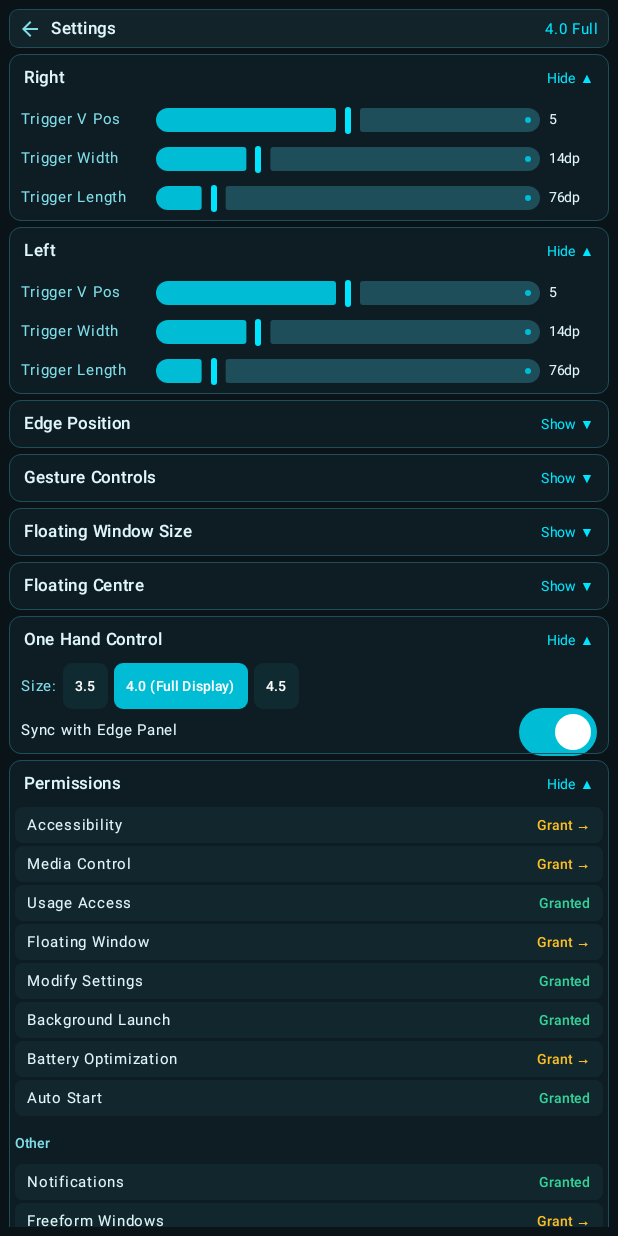
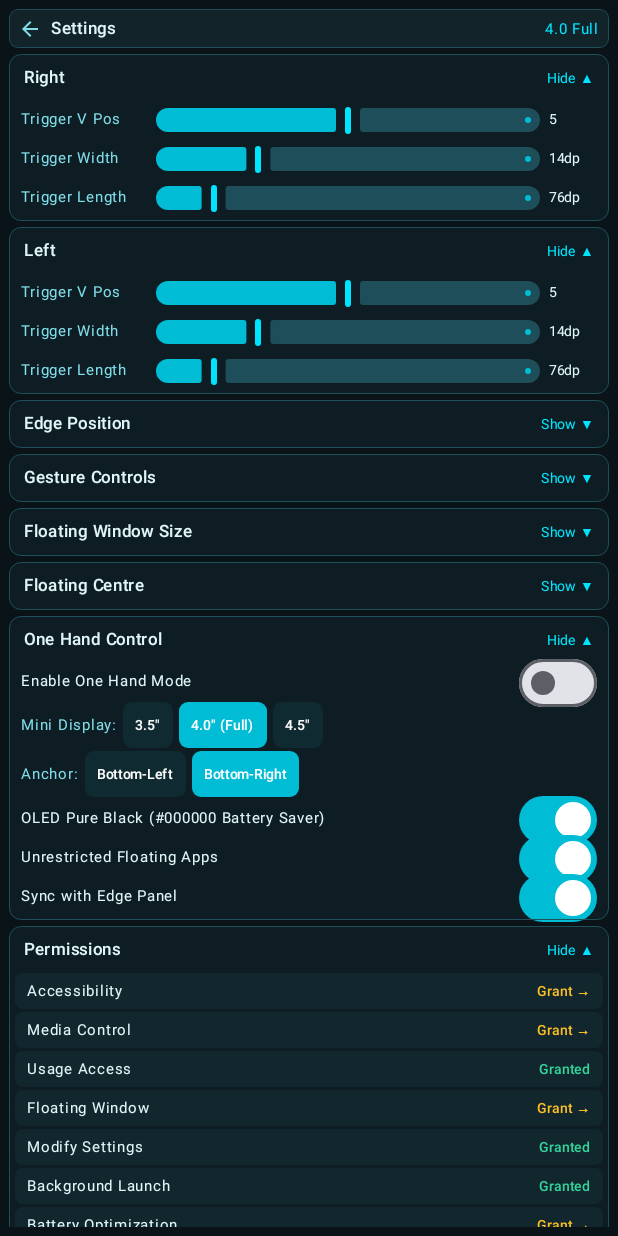
Before and after one commit to 98Rahulsingh/One-hand-, an Android app built with Jetpack Compose: the composable PanelSettingsWindow shown on its own in the app's theme, after a tap on "One Hand Control", on a phone screen of 412 x 824 dp. Run offline under Robolectric (Android 15) with nearby library versions, the phone set to English and light mode, and no system bars; 1 statement that could not run was skipped; 2 other taps on this screen came first.

Commit message:
feat: add One Hand Mode 3.5/4.0/4.5 mini-display & OLED black battery saver settings

```diff
--- a/app/src/main/java/com/example/data/SettingsStore.kt
+++ b/app/src/main/java/com/example/data/SettingsStore.kt
@@ -53,7 +53,11 @@ class SettingsStore(ctx: Context) {
             mediaControlWidthDp = p.getFloat("mediaControlWidthDp", d.mediaControlWidthDp),
             rememberFloatingPosition = p.getBoolean("rememberFloatingPosition", d.rememberFloatingPosition),
             openFloatingAppsBottomDown = p.getBoolean("openFloatingAppsBottomDown", d.openFloatingAppsBottomDown),
+            oneHandModeEnabled = p.getBoolean("oneHandModeEnabled", d.oneHandModeEnabled),
             oneHandSize = p.getFloat("oneHandSize", d.oneHandSize),
+            oneHandCornerRight = p.getBoolean("oneHandCornerRight", d.oneHandCornerRight),
+            oneHandOledBlack = p.getBoolean("oneHandOledBlack", d.oneHandOledBlack),
+            oneHandUnrestrictedFloating = p.getBoolean("oneHandUnrestrictedFloating", d.oneHandUnrestrictedFloating),
             syncWithEdgePanel = p.getBoolean("syncWithEdgePanel", d.syncWithEdgePanel),
             showApkNameInGroupList = p.getBoolean("showApkNameInGroupList", d.showApkNameInGroupList),
             showActionNameInList = p.getBoolean("showActionNameInList", d.showActionNameInList),
@@ -98,7 +102,11 @@ class SettingsStore(ctx: Context) {
             .putFloat("mediaControlWidthDp", s.mediaControlWidthDp)
             .putBoolean("rememberFloatingPosition", s.rememberFloatingPosition)
             .putBoolean("openFloatingAppsBottomDown", s.openFloatingAppsBottomDown)
+            .putBoolean("oneHandModeEnabled", s.oneHandModeEnabled)
             .putFloat("oneHandSize", s.oneHandSize)
+            .putBoolean("oneHandCornerRight", s.oneHandCornerRight)
+            .putBoolean("oneHandOledBlack", s.oneHandOledBlack)
+            .putBoolean("oneHandUnrestrictedFloating", s.oneHandUnrestrictedFloating)
             .putBoolean("syncWithEdgePanel", s.syncWithEdgePanel)
             .putBoolean("showApkNameInGroupList", s.showApkNameInGroupList)
             .putBoolean("showActionNameInList", s.showActionNameInList)
--- a/app/src/main/java/com/example/model/PanelModels.kt
+++ b/app/src/main/java/com/example/model/PanelModels.kt
@@ -131,7 +131,11 @@ data class PanelSettings(
     val mediaControlWidthDp: Float = 250f,
     val rememberFloatingPosition: Boolean = true,
     val openFloatingAppsBottomDown: Boolean = true,
+    val oneHandModeEnabled: Boolean = false,
     val oneHandSize: Float = 4.0f,
+    val oneHandCornerRight: Boolean = true,
+    val oneHandOledBlack: Boolean = true,
+    val oneHandUnrestrictedFloating: Boolean = true,
     val syncWithEdgePanel: Boolean = true,
     val showApkNameInGroupList: Boolean = true,
     val showActionNameInList: Boolean = true,
--- a/app/src/main/java/com/example/ui/OneHandApp.kt
+++ b/app/src/main/java/com/example/ui/OneHandApp.kt
@@ -82,9 +82,19 @@ fun OneHandApp(
         }
     }
 
+    val oneHandScale = when (panelSettings.oneHandSize) {
+        3.5f -> 0.56f
+        4.5f -> 0.72f
+        else -> 0.64f // 4.0" full mobile mini-display
+    }
     Box(
         modifier = modifier
             .fillMaxSize()
+            .then(
+                if (panelSettings.oneHandModeEnabled && panelSettings.oneHandOledBlack)
+                    Modifier.background(Color.Black)
+                else Modifier
+            )
             .then(
                 if (overlayMode) Modifier else Modifier
                     .background(
--- a/app/src/main/java/com/example/ui/screens/PanelSettingsWindow.kt
+++ b/app/src/main/java/com/example/ui/screens/PanelSettingsWindow.kt
@@ -217,15 +217,18 @@ fun PanelSettingsWindow(
                 }
             }
 
-            // 7. ONE HAND CONTROL
+            // 7. ONE HAND CONTROL (4.0" Mini Display + OLED Black Battery Saver)
             item {
                 SlimCollapsibleSection("One Hand Control", "One Hand Control" in expanded, { toggleSec("One Hand Control") }) {
+                    SlimSwitch("Enable One Hand Mode", s.oneHandModeEnabled) {
+                        viewModel.updateSettings { cur -> cur.copy(oneHandModeEnabled = it) }
+                    }
                     Row(
                         modifier = Modifier.fillMaxWidth().padding(horizontal = 4.dp),
                         horizontalArrangement = Arrangement.spacedBy(4.dp),
                         verticalAlignment = Alignment.CenterVertically
                     ) {
-                        Text("Size:", color = Color(0xFF80DEEA), fontSize = 10.sp)
+                        Text("Mini Display:", color = Color(0xFF80DEEA), fontSize = 10.sp)
                         listOf(3.5f, 4.0f, 4.5f).forEach { sz ->
                             val active = s.oneHandSize == sz
                             Box(
@@ -236,13 +239,38 @@ fun PanelSettingsWindow(
                                     .padding(horizontal = 8.dp, vertical = 3.dp)
                             ) {
                                 Text(
-                                    text = if (sz == 4.0f) "4.0 (Full Display)" else "$sz",
+                                    text = if (sz == 4.0f) "4.0\" (Full)" else "${sz}\"",
                                     color = Color.White,
                                     fontSize = 9.sp,
                                     fontWeight = FontWeight.SemiBold
                                 )
                             }
                         }
+                    }
+                    Row(
+                        modifier = Modifier.fillMaxWidth().padding(horizontal = 4.dp),
+                        horizontalArrangement = Arrangement.spacedBy(4.dp),
+                        verticalAlignment = Alignment.CenterVertically
+                    ) {
+                        Text("Anchor:", color = Color(0xFF80DEEA), fontSize = 10.sp)
+                        listOf(false to "Bottom-Left", true to "Bottom-Right").forEach { (isRight, label) ->
+                            val active = s.oneHandCornerRight == isRight
+                            Box(
+                                modifier = Modifier
+                                    .clip(RoundedCornerShape(6.dp))
+                                    .background(if (active) Color(0xFF00BCD4) else Color(0xFF102A31))
+                                    .clickable { viewModel.updateSettings { cur -> cur.copy(oneHandCornerRight = isRight) } }
+                                    .padding(horizontal = 8.dp, vertical = 3.dp)
+                            ) {
+                                Text(label, color = Color.White, fontSize = 9.sp, fontWeight = FontWeight.SemiBold)
+                            }
+                        }
+                    }
+                    SlimSwitch("OLED Pure Black (#000000 Battery Saver)", s.oneHandOledBlack) {
+                        viewModel.updateSettings { cur -> cur.copy(oneHandOledBlack = it) }
+                    }
+                    SlimSwitch("Unrestricted Floating Apps", s.oneHandUnrestrictedFloating) {
+                        viewModel.updateSettings { cur -> cur.copy(oneHandUnrestrictedFloating = it) }
                     }
                     SlimSwitch("Sync with Edge Panel", s.syncWithEdgePanel) {
                         viewModel.updateSettings { cur -> cur.copy(syncWithEdgePanel = it) }
```
